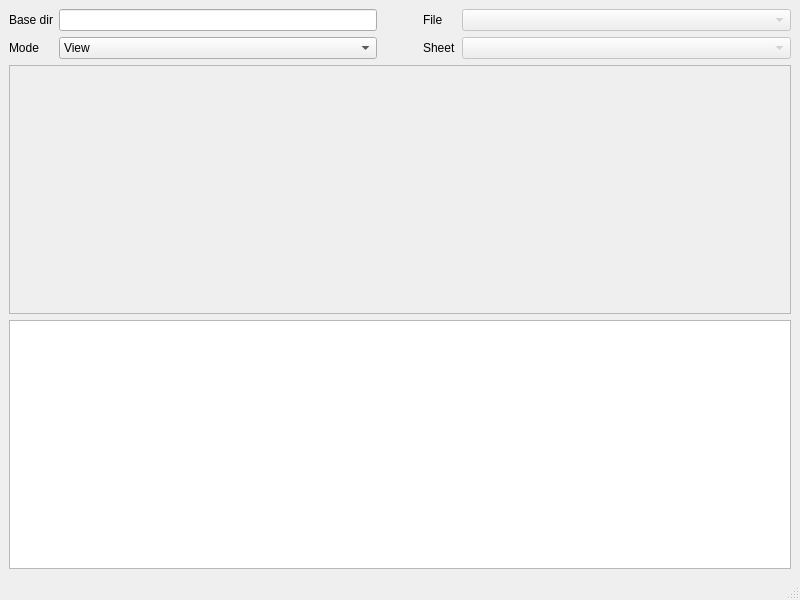
Krzmbrzl/tabflash, file packages/tabflash/ui_files/MainWindow.ui: the form before one commit.
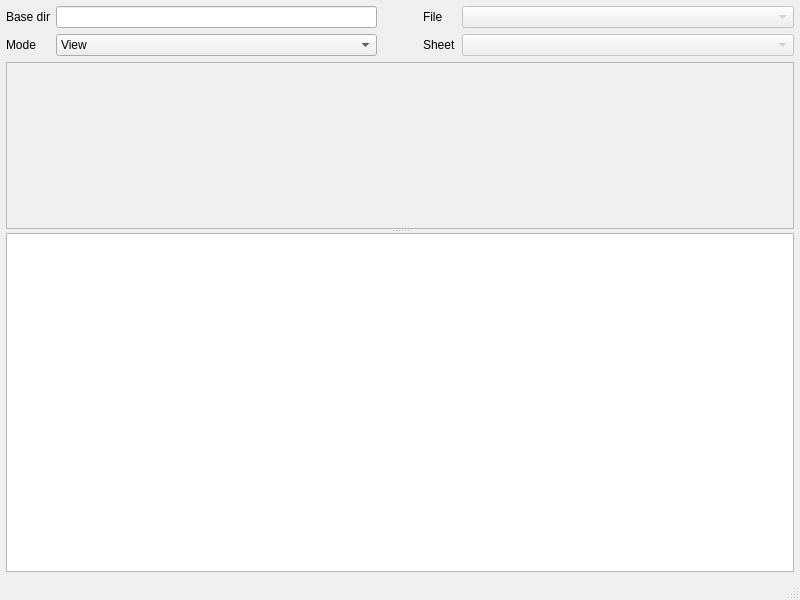
The form after the commit.

The edit to the form file:
```diff
--- a/packages/tabflash/ui_files/MainWindow.ui
+++ b/packages/tabflash/ui_files/MainWindow.ui
@@ -14,6 +14,28 @@
    <string>TabFlash</string>
   </property>
   <widget class="QWidget" name="centralwidget">
+   <layout class="QVBoxLayout" name="verticalLayout_2">
+    <property name="spacing">
+     <number>6</number>
+    </property>
+    <property name="leftMargin">
+     <number>6</number>
+    </property>
+    <property name="topMargin">
+     <number>6</number>
+    </property>
+    <property name="rightMargin">
+     <number>6</number>
+    </property>
+    <property name="bottomMargin">
+     <number>6</number>
+    </property>
+    <item>
+     <widget class="QSplitter" name="splitter">
+      <property name="orientation">
+       <enum>Qt::Orientation::Vertical</enum>
+      </property>
+      <widget class="QWidget" name="verticalLayoutWidget">
    <layout class="QVBoxLayout" name="verticalLayout">
     <item>
      <layout class="QHBoxLayout" name="horizontalLayout">
@@ -136,14 +158,25 @@
       </attribute>
      </widget>
     </item>
-    <item>
+       </layout>
+      </widget>
      <widget class="QListWidget" name="note_list">
+       <property name="textElideMode">
+        <enum>Qt::TextElideMode::ElideNone</enum>
+       </property>
       <property name="resizeMode">
        <enum>QListView::ResizeMode::Adjust</enum>
       </property>
+       <property name="spacing">
+        <number>3</number>
+       </property>
       <property name="uniformItemSizes">
+        <bool>false</bool>
+       </property>
+       <property name="wordWrap">
        <bool>true</bool>
       </property>
+      </widget>
      </widget>
     </item>
    </layout>
```
Lines whose indentation alone changed are shown as unchanged.
